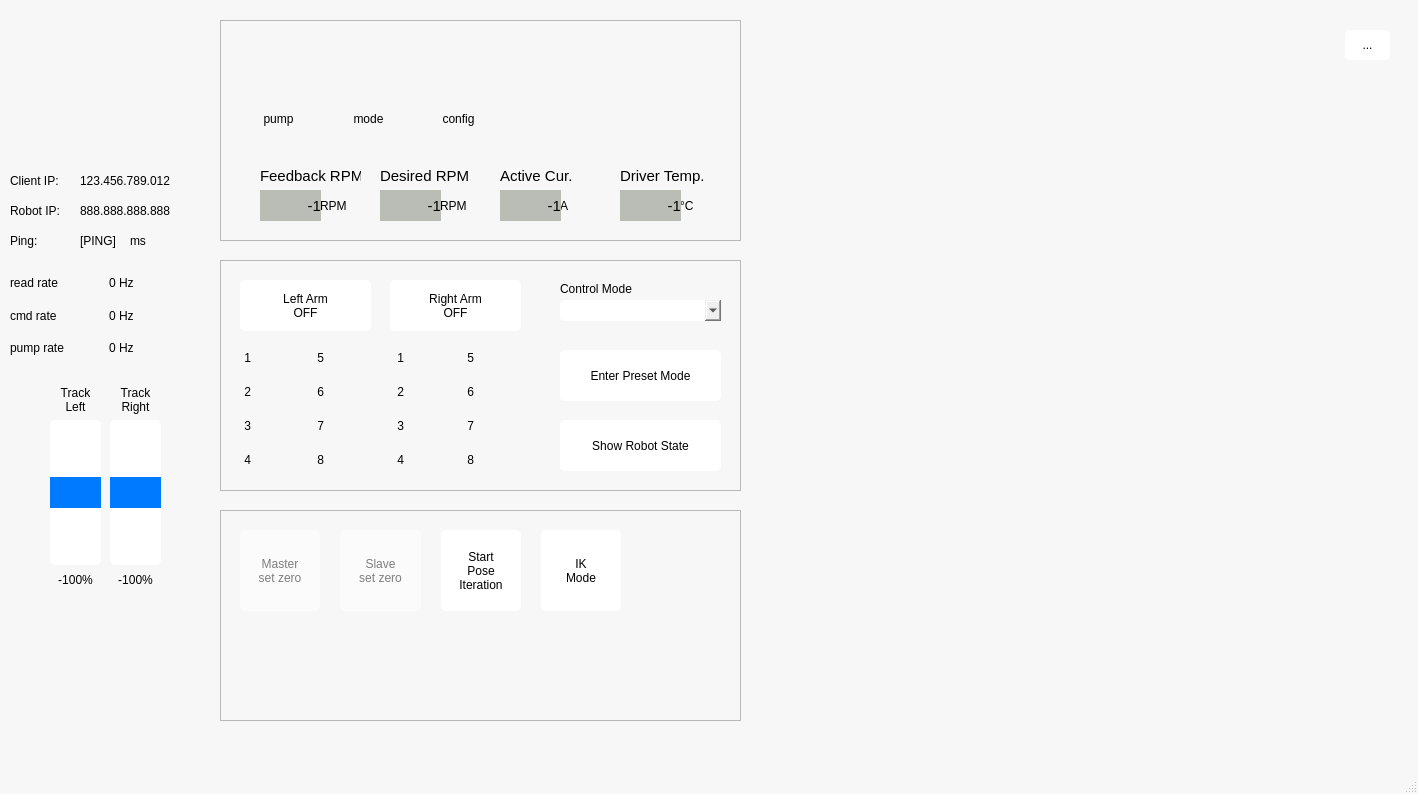
This is frontass/ui_assets/control_panel.ui in kwnr/frontass as Qt 5 draws it before an edit. The edited form follows.
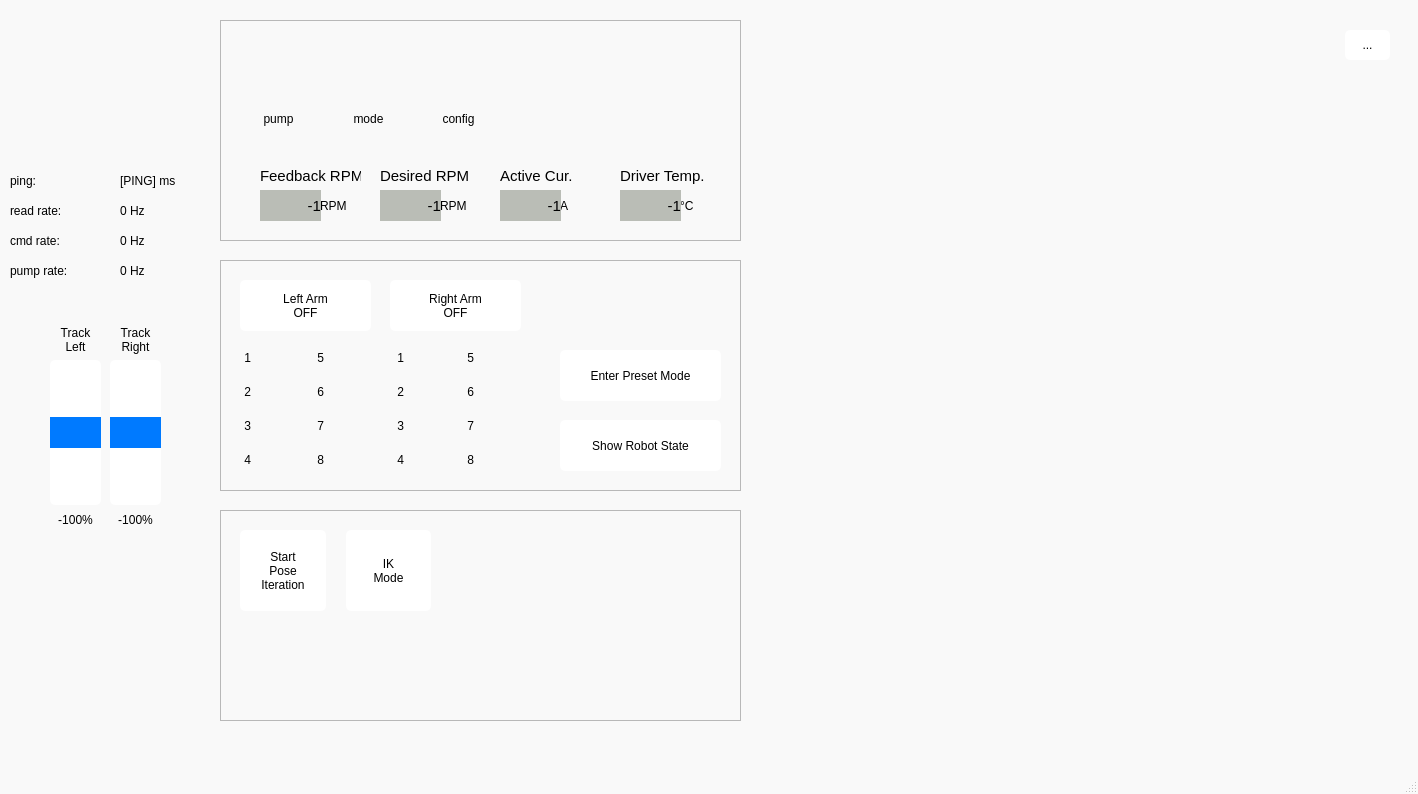
This is the edited form. Icons and pictures are not drawn.

```diff
--- a/frontass/ui_assets/control_panel.ui
+++ b/frontass/ui_assets/control_panel.ui
@@ -26,7 +26,7 @@
   </property>
   <property name="styleSheet">
    <string notr="true">QMainWindow{
-	background-color: rgba(246,246,246,0.9);
+	background-color: #f9f9f9;
 }
 QPushButton{
 	background-color: rgba(0,0,0,0.05);
@@ -1701,41 +1701,6 @@
       </item>
      </layout>
     </widget>
-    <widget class="QComboBox" name="ctrl_mode_cmb">
-     <property name="enabled">
-      <bool>true</bool>
-     </property>
-     <property name="geometry">
-      <rect>
-       <x>340</x>
-       <y>40</y>
-       <width>161</width>
-       <height>21</height>
-      </rect>
-     </property>
-     <property name="currentText">
-      <string/>
-     </property>
-     <property name="frame">
-      <bool>true</bool>
-     </property>
-    </widget>
-    <widget class="QLabel" name="label_20">
-     <property name="enabled">
-      <bool>true</bool>
-     </property>
-     <property name="geometry">
-      <rect>
-       <x>340</x>
-       <y>20</y>
-       <width>111</width>
-       <height>17</height>
-      </rect>
-     </property>
-     <property name="text">
-      <string>Control Mode</string>
-     </property>
-    </widget>
     <widget class="QPushButton" name="show_state_btn">
      <property name="geometry">
       <rect>
@@ -1793,7 +1758,7 @@
       <rect>
        <x>10</x>
        <y>10</y>
-       <width>401</width>
+       <width>211</width>
        <height>101</height>
       </rect>
      </property>
@@ -1813,24 +1778,24 @@
       <property name="spacing">
        <number>20</number>
       </property>
-      <item row="0" column="0">
-       <widget class="QPushButton" name="arm_graph_tool_btn_2">
+      <item row="0" column="1">
+       <widget class="QPushButton" name="ik_mode_btn">
         <property name="enabled">
-         <bool>false</bool>
+         <bool>true</bool>
         </property>
         <property name="sizePolicy">
-         <sizepolicy hsizetype="MinimumExpanding" vsizetype="MinimumExpanding">
+         <sizepolicy hsizetype="MinimumExpanding" vsizetype="Preferred">
           <horstretch>0</horstretch>
           <verstretch>0</verstretch>
          </sizepolicy>
         </property>
         <property name="text">
-         <string>Master
-set zero</string>
+         <string>IK
+Mode</string>
         </property>
        </widget>
       </item>
-      <item row="0" column="2">
+      <item row="0" column="0">
        <widget class="QPushButton" name="start_pose_iteration_btn">
         <property name="enabled">
          <bool>true</bool>
@@ -1848,40 +1813,6 @@
         </property>
        </widget>
       </item>
-      <item row="0" column="1">
-       <widget class="QPushButton" name="arm_graph_tool_btn_4">
-        <property name="enabled">
-         <bool>false</bool>
-        </property>
-        <property name="sizePolicy">
-         <sizepolicy hsizetype="MinimumExpanding" vsizetype="Preferred">
-          <horstretch>0</horstretch>
-          <verstretch>0</verstretch>
-         </sizepolicy>
-        </property>
-        <property name="text">
-         <string>Slave
-set zero</string>
-        </property>
-       </widget>
-      </item>
-      <item row="0" column="3">
-       <widget class="QPushButton" name="ik_mode_btn">
-        <property name="enabled">
-         <bool>true</bool>
-        </property>
-        <property name="sizePolicy">
-         <sizepolicy hsizetype="MinimumExpanding" vsizetype="Preferred">
-          <horstretch>0</horstretch>
-          <verstretch>0</verstretch>
-         </sizepolicy>
-        </property>
-        <property name="text">
-         <string>IK
-Mode</string>
-        </property>
-       </widget>
-      </item>
      </layout>
     </widget>
    </widget>
@@ -1889,7 +1820,7 @@
     <property name="geometry">
      <rect>
       <x>50</x>
-      <y>420</y>
+      <y>360</y>
       <width>51</width>
       <height>75</height>
      </rect>
@@ -1908,7 +1839,7 @@
     <property name="geometry">
      <rect>
       <x>110</x>
-      <y>420</y>
+      <y>360</y>
       <width>51</width>
       <height>75</height>
      </rect>
@@ -1927,7 +1858,7 @@
     <property name="geometry">
      <rect>
       <x>110</x>
-      <y>490</y>
+      <y>430</y>
       <width>51</width>
       <height>75</height>
      </rect>
@@ -1949,7 +1880,7 @@
     <property name="geometry">
      <rect>
       <x>50</x>
-      <y>490</y>
+      <y>430</y>
       <width>51</width>
       <height>75</height>
      </rect>
@@ -1977,7 +1908,7 @@
     <property name="geometry">
      <rect>
       <x>50</x>
-      <y>380</y>
+      <y>320</y>
       <width>51</width>
       <height>40</height>
      </rect>
@@ -1994,7 +1925,7 @@
     <property name="geometry">
      <rect>
       <x>110</x>
-      <y>380</y>
+      <y>320</y>
       <width>51</width>
       <height>40</height>
      </rect>
@@ -2011,7 +1942,7 @@
     <property name="geometry">
      <rect>
       <x>110</x>
-      <y>570</y>
+      <y>510</y>
       <width>51</width>
       <height>20</height>
      </rect>
@@ -2027,7 +1958,7 @@
     <property name="geometry">
      <rect>
       <x>50</x>
-      <y>570</y>
+      <y>510</y>
       <width>51</width>
       <height>20</height>
      </rect>
@@ -2039,95 +1970,30 @@
      <set>Qt::AlignmentFlag::AlignCenter</set>
     </property>
    </widget>
-   <widget class="QLabel" name="label_24">
-    <property name="geometry">
-     <rect>
-      <x>10</x>
-      <y>170</y>
-      <width>81</width>
-      <height>21</height>
-     </rect>
-    </property>
-    <property name="text">
-     <string>Client IP:</string>
-    </property>
-   </widget>
-   <widget class="QLabel" name="label_25">
-    <property name="geometry">
-     <rect>
-      <x>10</x>
-      <y>200</y>
-      <width>81</width>
-      <height>21</height>
-     </rect>
-    </property>
-    <property name="text">
-     <string>Robot IP:</string>
-    </property>
-   </widget>
-   <widget class="QLabel" name="client_ip_text">
-    <property name="geometry">
-     <rect>
-      <x>80</x>
-      <y>170</y>
-      <width>121</width>
-      <height>21</height>
-     </rect>
-    </property>
-    <property name="text">
-     <string>123.456.789.012</string>
-    </property>
-   </widget>
-   <widget class="QLabel" name="robot_ip_text">
-    <property name="geometry">
-     <rect>
-      <x>80</x>
-      <y>200</y>
-      <width>121</width>
-      <height>21</height>
-     </rect>
-    </property>
-    <property name="text">
-     <string>888.888.888.888</string>
-    </property>
-   </widget>
    <widget class="QLabel" name="label_28">
     <property name="geometry">
      <rect>
       <x>10</x>
-      <y>230</y>
+      <y>170</y>
       <width>81</width>
       <height>21</height>
      </rect>
     </property>
     <property name="text">
-     <string>Ping:</string>
+     <string>ping:</string>
     </property>
    </widget>
    <widget class="QLabel" name="ping_text">
     <property name="geometry">
      <rect>
-      <x>80</x>
-      <y>230</y>
-      <width>51</width>
+      <x>120</x>
+      <y>170</y>
+      <width>91</width>
       <height>21</height>
      </rect>
     </property>
     <property name="text">
-     <string>[PING]</string>
-    </property>
-   </widget>
-   <widget class="QLabel" name="label_30">
-    <property name="geometry">
-     <rect>
-      <x>130</x>
-      <y>230</y>
-      <width>51</width>
-      <height>21</height>
-     </rect>
-    </property>
-    <property name="text">
-     <string>ms</string>
+     <string>[PING] ms</string>
     </property>
    </widget>
    <widget class="QWidget" name="verticalLayoutWidget">
@@ -2145,60 +2011,6 @@
      </property>
     </layout>
    </widget>
-   <widget class="QWidget" name="gridLayoutWidget_6">
-    <property name="geometry">
-     <rect>
-      <x>10</x>
-      <y>270</y>
-      <width>191</width>
-      <height>91</height>
-     </rect>
-    </property>
-    <layout class="QGridLayout" name="gridLayout_6">
-     <item row="2" column="0">
-      <widget class="QLabel" name="label_39">
-       <property name="text">
-        <string>pump rate</string>
-       </property>
-      </widget>
-     </item>
-     <item row="1" column="0">
-      <widget class="QLabel" name="label_13">
-       <property name="text">
-        <string>cmd rate</string>
-       </property>
-      </widget>
-     </item>
-     <item row="0" column="0">
-      <widget class="QLabel" name="label_12">
-       <property name="text">
-        <string>read rate</string>
-       </property>
-      </widget>
-     </item>
-     <item row="0" column="1">
-      <widget class="QLabel" name="read_rate_text">
-       <property name="text">
-        <string>0 Hz</string>
-       </property>
-      </widget>
-     </item>
-     <item row="1" column="1">
-      <widget class="QLabel" name="cmd_rate_text">
-       <property name="text">
-        <string>0 Hz</string>
-       </property>
-      </widget>
-     </item>
-     <item row="2" column="1">
-      <widget class="QLabel" name="pump_rate_text">
-       <property name="text">
-        <string>0 Hz</string>
-       </property>
-      </widget>
-     </item>
-    </layout>
-   </widget>
    <widget class="QPushButton" name="arm_graph_tool_btn">
     <property name="geometry">
      <rect>
@@ -2218,6 +2030,84 @@
      <string>...</string>
     </property>
    </widget>
+   <widget class="QLabel" name="label_12">
+    <property name="geometry">
+     <rect>
+      <x>10</x>
+      <y>200</y>
+      <width>92</width>
+      <height>21</height>
+     </rect>
+    </property>
+    <property name="text">
+     <string>read rate:</string>
+    </property>
+   </widget>
+   <widget class="QLabel" name="label_13">
+    <property name="geometry">
+     <rect>
+      <x>10</x>
+      <y>230</y>
+      <width>92</width>
+      <height>21</height>
+     </rect>
+    </property>
+    <property name="text">
+     <string>cmd rate:</string>
+    </property>
+   </widget>
+   <widget class="QLabel" name="label_39">
+    <property name="geometry">
+     <rect>
+      <x>10</x>
+      <y>260</y>
+      <width>92</width>
+      <height>21</height>
+     </rect>
+    </property>
+    <property name="text">
+     <string>pump rate:</string>
+    </property>
+   </widget>
+   <widget class="QLabel" name="read_rate_text">
+    <property name="geometry">
+     <rect>
+      <x>120</x>
+      <y>200</y>
+      <width>91</width>
+      <height>21</height>
+     </rect>
+    </property>
+    <property name="text">
+     <string>0 Hz</string>
+    </property>
+   </widget>
+   <widget class="QLabel" name="cmd_rate_text">
+    <property name="geometry">
+     <rect>
+      <x>120</x>
+      <y>230</y>
+      <width>91</width>
+      <height>21</height>
+     </rect>
+    </property>
+    <property name="text">
+     <string>0 Hz</string>
+    </property>
+   </widget>
+   <widget class="QLabel" name="pump_rate_text">
+    <property name="geometry">
+     <rect>
+      <x>120</x>
+      <y>260</y>
+      <width>81</width>
+      <height>21</height>
+     </rect>
+    </property>
+    <property name="text">
+     <string>0 Hz</string>
+    </property>
+   </widget>
   </widget>
   <widget class="QMenuBar" name="menubar">
    <property name="geometry">
```
